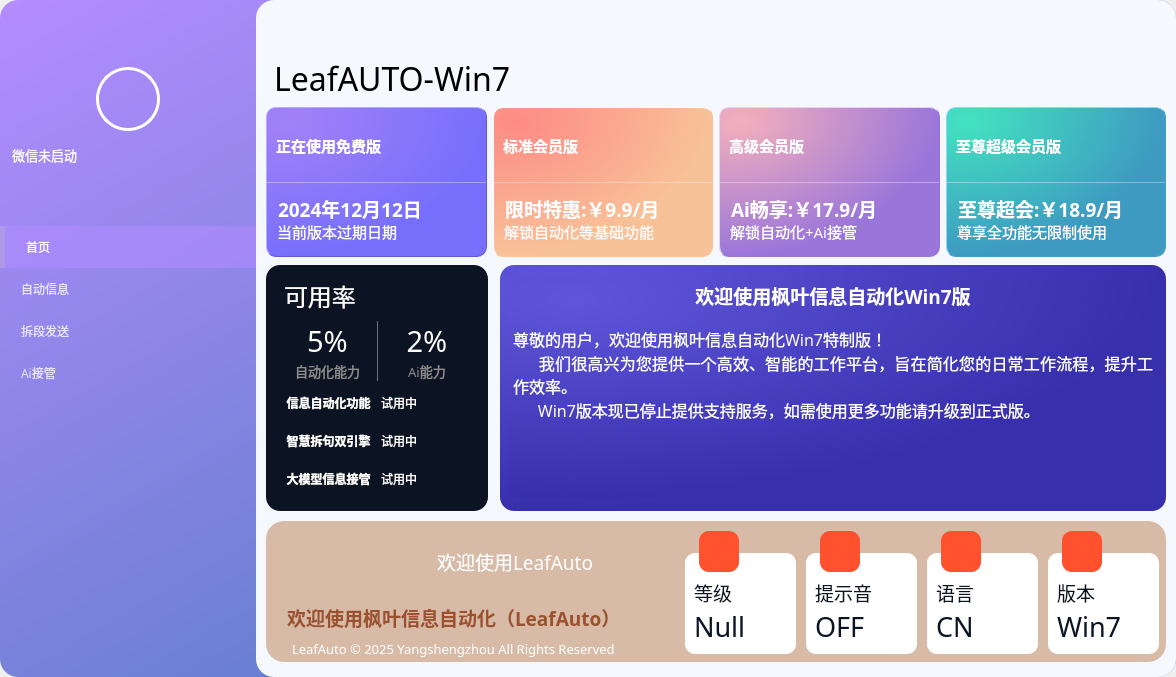
First picture: the form in Ui_MainWindow.ui, repository YangShengzhou03/LeafAuto_Win7, before the edit.
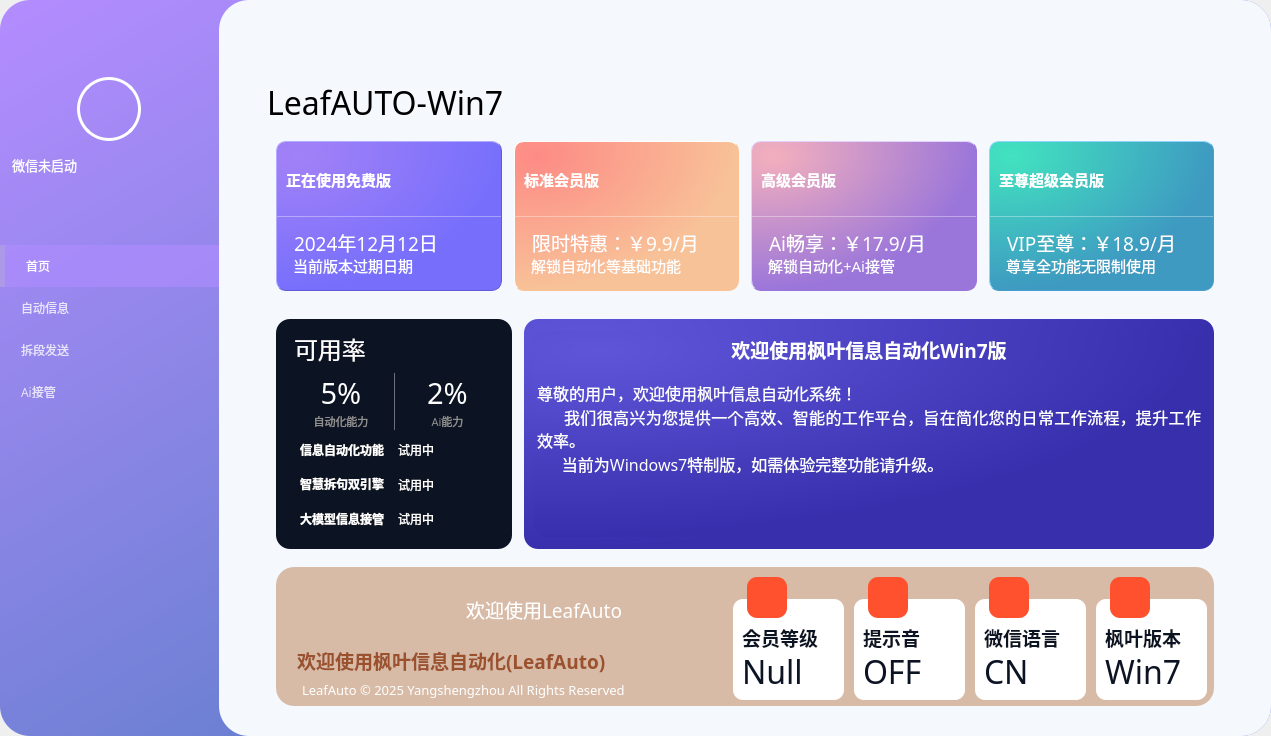
Second picture: the form after the edit. Icons and pictures are not drawn.

Commit message: LeafAuto-Win7

Diff of the .ui file:
```diff
--- a/Ui_MainWindow.ui
+++ b/Ui_MainWindow.ui
@@ -6,8 +6,8 @@
    <rect>
     <x>0</x>
     <y>0</y>
-    <width>1176</width>
-    <height>677</height>
+    <width>1271</width>
+    <height>736</height>
    </rect>
   </property>
   <property name="windowTitle">
@@ -39,7 +39,7 @@
        <string notr="true">QFrame#main_Frame{
 background-color: qlineargradient(x0:0, y0:1, x1:1, y1:1,stop:0.4  rgb(107, 128, 210), stop:1 rgb(180, 140, 255));
 border:0px solid red;
-border-radius:18px
+border-radius:30px
 }</string>
       </property>
       <property name="frameShape">
@@ -68,13 +68,13 @@
         <widget class="QFrame" name="left">
          <property name="minimumSize">
           <size>
-           <width>0</width>
+           <width>219</width>
            <height>0</height>
           </size>
          </property>
          <property name="maximumSize">
           <size>
-           <width>16777215</width>
+           <width>219</width>
            <height>16777215</height>
           </size>
          </property>
@@ -82,7 +82,7 @@
           <string notr="true">QFrame{
 background-color: rgba(255, 255, 255,0);
 border:0px solid red;
-border-radius:18px
+border-radius:30px
 }</string>
          </property>
          <property name="frameShape">
@@ -251,7 +251,7 @@
            <widget class="QListWidget" name="left_listWidget">
             <property name="minimumSize">
              <size>
-              <width>199</width>
+              <width>180</width>
               <height>0</height>
              </size>
             </property>
@@ -334,7 +334,7 @@
           <string notr="true">QFrame{
 background-color: rgb(245, 249, 254);
 border:0px solid red;
-border-radius:18px
+border-radius:30px
 }</string>
          </property>
          <property name="frameShape">
@@ -345,19 +345,19 @@
          </property>
          <layout class="QVBoxLayout" name="verticalLayout_30">
           <property name="spacing">
-           <number>0</number>
+           <number>4</number>
           </property>
           <property name="leftMargin">
-           <number>4</number>
+           <number>48</number>
           </property>
           <property name="topMargin">
-           <number>4</number>
+           <number>24</number>
           </property>
           <property name="rightMargin">
-           <number>4</number>
+           <number>48</number>
           </property>
           <property name="bottomMargin">
-           <number>9</number>
+           <number>24</number>
           </property>
           <item>
            <widget class="QFrame" name="rightHead_frame">
@@ -378,7 +378,7 @@
               <number>0</number>
              </property>
              <property name="rightMargin">
-              <number>9</number>
+              <number>0</number>
              </property>
              <property name="bottomMargin">
               <number>0</number>
@@ -668,7 +668,6 @@
                    <property name="styleSheet">
                     <string notr="true">QLabel {
     color: rgb(0, 0, 0);
-	padding-left:6px;
 }</string>
                    </property>
                    <property name="text">
@@ -684,19 +683,19 @@
                    <item>
                     <layout class="QHBoxLayout" name="versionBlock_Layout">
                      <property name="spacing">
-                      <number>6</number>
+                      <number>12</number>
                      </property>
                      <property name="leftMargin">
-                      <number>6</number>
+                      <number>9</number>
                      </property>
                      <property name="topMargin">
-                      <number>6</number>
+                      <number>16</number>
                      </property>
                      <property name="rightMargin">
-                      <number>6</number>
+                      <number>9</number>
                      </property>
                      <property name="bottomMargin">
-                      <number>4</number>
+                      <number>16</number>
                      </property>
                      <item>
                       <widget class="QFrame" name="frame_top1">
@@ -877,13 +876,13 @@
                               <font>
                                <family>微软雅黑</family>
                                <pointsize>14</pointsize>
-                               <weight>75</weight>
-                               <bold>true</bold>
+                               <weight>50</weight>
+                               <bold>false</bold>
                               </font>
                              </property>
                              <property name="styleSheet">
                               <string notr="true">color: rgb(255, 255, 255);
-padding-left:6px;</string>
+padding-left:12px;</string>
                              </property>
                              <property name="text">
                               <string>2024年12月12日</string>
@@ -910,7 +909,7 @@
                              </property>
                              <property name="styleSheet">
                               <string notr="true">color: rgb(255, 255, 255);
-padding-left:6px;</string>
+padding-left:12px;</string>
                              </property>
                              <property name="text">
                               <string>当前版本过期日期</string>
@@ -1099,16 +1098,16 @@
                               <font>
                                <family>微软雅黑</family>
                                <pointsize>14</pointsize>
-                               <weight>75</weight>
-                               <bold>true</bold>
+                               <weight>50</weight>
+                               <bold>false</bold>
                               </font>
                              </property>
                              <property name="styleSheet">
                               <string notr="true">color: rgb(255, 255, 255);
-padding-left:6px;</string>
+padding-left:12px;</string>
                              </property>
                              <property name="text">
-                              <string>限时特惠:￥9.9/月</string>
+                              <string>限时特惠：￥9.9/月</string>
                              </property>
                              <property name="alignment">
                               <set>Qt::AlignLeading|Qt::AlignLeft|Qt::AlignVCenter</set>
@@ -1132,7 +1131,7 @@
                              </property>
                              <property name="styleSheet">
                               <string notr="true">color: rgb(255, 255, 255);
-padding-left:6px;</string>
+padding-left:12px;</string>
                              </property>
                              <property name="text">
                               <string>解锁自动化等基础功能</string>
@@ -1321,16 +1320,16 @@
                               <font>
                                <family>微软雅黑</family>
                                <pointsize>14</pointsize>
-                               <weight>75</weight>
-                               <bold>true</bold>
+                               <weight>50</weight>
+                               <bold>false</bold>
                               </font>
                              </property>
                              <property name="styleSheet">
                               <string notr="true">color: rgb(255, 255, 255);
-padding-left:6px;</string>
+padding-left:12px;</string>
                              </property>
                              <property name="text">
-                              <string>Ai畅享:￥17.9/月</string>
+                              <string>Ai畅享：￥17.9/月</string>
                              </property>
                              <property name="alignment">
                               <set>Qt::AlignLeading|Qt::AlignLeft|Qt::AlignVCenter</set>
@@ -1354,7 +1353,7 @@
                              </property>
                              <property name="styleSheet">
                               <string notr="true">color: rgb(255, 255, 255);
-padding-left:6px;</string>
+padding-left:12px;</string>
                              </property>
                              <property name="text">
                               <string>解锁自动化+Ai接管</string>
@@ -1542,16 +1541,16 @@
                               <font>
                                <family>微软雅黑</family>
                                <pointsize>14</pointsize>
-                               <weight>75</weight>
-                               <bold>true</bold>
+                               <weight>50</weight>
+                               <bold>false</bold>
                               </font>
                              </property>
                              <property name="styleSheet">
                               <string notr="true">color: rgb(255, 255, 255);
-padding-left:6px;</string>
+padding-left:12px;</string>
                              </property>
                              <property name="text">
-                              <string>至尊超会:￥18.9/月</string>
+                              <string>VIP至尊：￥18.9/月</string>
                              </property>
                              <property name="alignment">
                               <set>Qt::AlignLeading|Qt::AlignLeft|Qt::AlignVCenter</set>
@@ -1575,7 +1574,7 @@
                              </property>
                              <property name="styleSheet">
                               <string notr="true">color: rgb(255, 255, 255);
-padding-left:6px;</string>
+padding-left:12px;</string>
                              </property>
                              <property name="text">
                               <string>尊享全功能无限制使用</string>
@@ -1599,23 +1598,23 @@
                       <number>12</number>
                      </property>
                      <property name="leftMargin">
-                      <number>6</number>
+                      <number>9</number>
                      </property>
                      <property name="topMargin">
-                      <number>4</number>
+                      <number>12</number>
                      </property>
                      <property name="rightMargin">
-                      <number>6</number>
+                      <number>9</number>
                      </property>
                      <property name="bottomMargin">
-                      <number>4</number>
+                      <number>12</number>
                      </property>
                      <item>
                       <widget class="QFrame" name="instrument_frame">
                        <property name="minimumSize">
                         <size>
-                         <width>0</width>
-                         <height>0</height>
+                         <width>236</width>
+                         <height>223</height>
                         </size>
                        </property>
                        <property name="styleSheet">
@@ -1665,9 +1664,6 @@
                         </item>
                         <item>
                          <layout class="QHBoxLayout" name="horizontalLayout_44">
-                          <property name="spacing">
-                           <number>6</number>
-                          </property>
                           <item>
                            <layout class="QVBoxLayout" name="verticalLayout_34">
                             <property name="spacing">
@@ -1695,8 +1691,8 @@
                              <widget class="QLabel" name="label_65">
                               <property name="font">
                                <font>
-                                <family>黑体</family>
-                                <pointsize>10</pointsize>
+                                <family>微软雅黑</family>
+                                <pointsize>8</pointsize>
                                 <weight>50</weight>
                                 <bold>false</bold>
                                </font>
@@ -1757,8 +1753,8 @@
                              <widget class="QLabel" name="label_67">
                               <property name="font">
                                <font>
-                                <family>黑体</family>
-                                <pointsize>10</pointsize>
+                                <family>微软雅黑</family>
+                                <pointsize>8</pointsize>
                                 <weight>50</weight>
                                 <bold>false</bold>
                                </font>
@@ -1944,7 +1940,7 @@
                       <widget class="QFrame" name="ad_frame">
                        <property name="minimumSize">
                         <size>
-                         <width>0</width>
+                         <width>688</width>
                          <height>0</height>
                         </size>
                        </property>
@@ -1986,9 +1982,9 @@
 &lt;/style&gt;&lt;/head&gt;&lt;body style=&quot; font-family:'微软雅黑 Light'; font-size:9pt; font-weight:400; font-style:normal;&quot;&gt;
 &lt;p align=&quot;center&quot; style=&quot; margin-top:0px; margin-bottom:0px; margin-left:0px; margin-right:0px; -qt-block-indent:0; text-indent:0px;&quot;&gt;&lt;span style=&quot; font-family:'Microsoft YaHei UI'; font-size:14pt; font-weight:696;&quot;&gt;欢迎使用枫叶信息自动化Win7版&lt;/span&gt;&lt;/p&gt;
 &lt;p align=&quot;justify&quot; style=&quot;-qt-paragraph-type:empty; margin-top:0px; margin-bottom:0px; margin-left:0px; margin-right:0px; -qt-block-indent:0; text-indent:0px; font-family:'Microsoft YaHei UI';&quot;&gt;&lt;br /&gt;&lt;/p&gt;
-&lt;p align=&quot;justify&quot; style=&quot; margin-top:0px; margin-bottom:0px; margin-left:0px; margin-right:0px; -qt-block-indent:0; text-indent:0px;&quot;&gt;&lt;span style=&quot; font-family:'Microsoft YaHei UI'; font-size:12pt;&quot;&gt;尊敬的用户，欢迎使用枫叶信息自动化Win7特制版！&lt;/span&gt;&lt;/p&gt;
+&lt;p align=&quot;justify&quot; style=&quot; margin-top:0px; margin-bottom:0px; margin-left:0px; margin-right:0px; -qt-block-indent:0; text-indent:0px;&quot;&gt;&lt;span style=&quot; font-family:'Microsoft YaHei UI'; font-size:12pt;&quot;&gt;尊敬的用户，欢迎使用枫叶信息自动化系统！&lt;/span&gt;&lt;/p&gt;
 &lt;p align=&quot;justify&quot; style=&quot; margin-top:0px; margin-bottom:0px; margin-left:0px; margin-right:0px; -qt-block-indent:0; text-indent:0px;&quot;&gt;&lt;span style=&quot; font-family:'Microsoft YaHei UI'; font-size:12pt;&quot;&gt;      我们很高兴为您提供一个高效、智能的工作平台，旨在简化您的日常工作流程，提升工作效率。&lt;/span&gt;&lt;/p&gt;
-&lt;p align=&quot;justify&quot; style=&quot; margin-top:0px; margin-bottom:0px; margin-left:0px; margin-right:0px; -qt-block-indent:0; text-indent:0px;&quot;&gt;&lt;span style=&quot; font-family:'Microsoft YaHei UI'; font-size:12pt;&quot;&gt;      Win7版本现已停止提供支持服务，如需使用更多功能请升级到正式版。&lt;/span&gt;&lt;/p&gt;&lt;/body&gt;&lt;/html&gt;</string>
+&lt;p align=&quot;justify&quot; style=&quot; margin-top:0px; margin-bottom:0px; margin-left:0px; margin-right:0px; -qt-block-indent:0; text-indent:0px;&quot;&gt;&lt;span style=&quot; font-family:'Microsoft YaHei UI'; font-size:12pt;&quot;&gt;      当前为Windows7特制版，如需体验完整功能请升级。&lt;/span&gt;&lt;/p&gt;&lt;/body&gt;&lt;/html&gt;</string>
                           </property>
                          </widget>
                         </item>
@@ -2010,13 +2006,13 @@
                      </property>
                      <layout class="QGridLayout" name="gridLayout">
                       <property name="leftMargin">
-                       <number>6</number>
+                       <number>9</number>
                       </property>
                       <property name="topMargin">
                        <number>6</number>
                       </property>
                       <property name="rightMargin">
-                       <number>6</number>
+                       <number>9</number>
                       </property>
                       <property name="bottomMargin">
                        <number>6</number>
@@ -2025,7 +2021,7 @@
                        <widget class="QFrame" name="inBottom_frame">
                         <property name="minimumSize">
                          <size>
-                          <width>0</width>
+                          <width>936</width>
                           <height>0</height>
                          </size>
                         </property>
@@ -2051,7 +2047,7 @@
                           <number>12</number>
                          </property>
                          <property name="topMargin">
-                          <number>4</number>
+                          <number>6</number>
                          </property>
                          <property name="rightMargin">
                           <number>2</number>
@@ -2061,18 +2057,12 @@
                          </property>
                          <item>
                           <layout class="QVBoxLayout" name="bottom_Layout">
-                           <property name="spacing">
-                            <number>6</number>
-                           </property>
                            <property name="leftMargin">
                             <number>9</number>
                            </property>
                            <property name="rightMargin">
                             <number>9</number>
                            </property>
-                           <property name="bottomMargin">
-                            <number>0</number>
-                           </property>
                            <item>
                             <layout class="QHBoxLayout" name="Version_Layout" stretch="0,0,0,0">
                              <property name="spacing">
@@ -2190,7 +2180,7 @@
 }</string>
                              </property>
                              <property name="text">
-                              <string>欢迎使用枫叶信息自动化（LeafAuto）</string>
+                              <string>欢迎使用枫叶信息自动化(LeafAuto)</string>
                              </property>
                             </widget>
                            </item>
@@ -2297,12 +2287,12 @@
                                 <font>
                                  <family>微软雅黑</family>
                                  <pointsize>14</pointsize>
-                                 <weight>50</weight>
-                                 <bold>false</bold>
+                                 <weight>75</weight>
+                                 <bold>true</bold>
                                 </font>
                                </property>
                                <property name="text">
-                                <string>等级</string>
+                                <string>会员等级</string>
                                </property>
                               </widget>
                              </item>
@@ -2313,7 +2303,7 @@
                                  <property name="font">
                                   <font>
                                    <family>微软雅黑</family>
-                                   <pointsize>20</pointsize>
+                                   <pointsize>24</pointsize>
                                    <weight>50</weight>
                                    <bold>false</bold>
                                   </font>
@@ -2417,8 +2407,8 @@
                                 <font>
                                  <family>微软雅黑</family>
                                  <pointsize>14</pointsize>
-                                 <weight>50</weight>
-                                 <bold>false</bold>
+                                 <weight>75</weight>
+                                 <bold>true</bold>
                                 </font>
                                </property>
                                <property name="text">
@@ -2428,15 +2418,12 @@
                              </item>
                              <item>
                               <layout class="QHBoxLayout" name="horizontalLayout_51">
-                               <property name="spacing">
-                                <number>7</number>
-                               </property>
                                <item>
                                 <widget class="QLabel" name="label_78">
                                  <property name="font">
                                   <font>
                                    <family>微软雅黑</family>
-                                   <pointsize>20</pointsize>
+                                   <pointsize>24</pointsize>
                                    <weight>50</weight>
                                    <bold>false</bold>
                                   </font>
@@ -2534,12 +2521,12 @@
                                 <font>
                                  <family>微软雅黑</family>
                                  <pointsize>14</pointsize>
-                                 <weight>50</weight>
-                                 <bold>false</bold>
+                                 <weight>75</weight>
+                                 <bold>true</bold>
                                 </font>
                                </property>
                                <property name="text">
-                                <string>语言</string>
+                                <string>微信语言</string>
                                </property>
                               </widget>
                              </item>
@@ -2550,7 +2537,7 @@
                                  <property name="font">
                                   <font>
                                    <family>微软雅黑</family>
-                                   <pointsize>20</pointsize>
+                                   <pointsize>24</pointsize>
                                    <weight>50</weight>
                                    <bold>false</bold>
                                   </font>
@@ -2648,12 +2635,12 @@
                                 <font>
                                  <family>微软雅黑</family>
                                  <pointsize>14</pointsize>
-                                 <weight>50</weight>
-                                 <bold>false</bold>
+                                 <weight>75</weight>
+                                 <bold>true</bold>
                                 </font>
                                </property>
                                <property name="text">
-                                <string>版本</string>
+                                <string>枫叶版本</string>
                                </property>
                               </widget>
                              </item>
@@ -2664,7 +2651,7 @@
                                  <property name="font">
                                   <font>
                                    <family>微软雅黑</family>
-                                   <pointsize>20</pointsize>
+                                   <pointsize>24</pointsize>
                                    <weight>50</weight>
                                    <bold>false</bold>
                                   </font>
@@ -2749,7 +2736,6 @@
                    <property name="styleSheet">
                     <string notr="true">QLabel {
     color: rgb(0, 0, 0);
-	padding-left:6px;
 }</string>
                    </property>
                    <property name="text">
@@ -2761,7 +2747,7 @@
                   <widget class="QFrame" name="DataInput">
                    <layout class="QHBoxLayout" name="horizontalLayout_5" stretch="0,0,0,0">
                     <property name="spacing">
-                     <number>4</number>
+                     <number>2</number>
                     </property>
                     <property name="sizeConstraint">
                      <enum>QLayout::SetDefaultConstraint</enum>
@@ -3090,7 +3076,7 @@
                       </property>
                       <layout class="QHBoxLayout" name="horizontalLayout_96">
                        <property name="spacing">
-                        <number>4</number>
+                        <number>6</number>
                        </property>
                        <property name="leftMargin">
                         <number>9</number>
@@ -3099,7 +3085,7 @@
                         <number>0</number>
                        </property>
                        <property name="rightMargin">
-                        <number>4</number>
+                        <number>6</number>
                        </property>
                        <property name="bottomMargin">
                         <number>0</number>
@@ -3132,13 +3118,13 @@
                          </property>
                          <property name="minimumSize">
                           <size>
-                           <width>158</width>
+                           <width>152</width>
                            <height>0</height>
                           </size>
                          </property>
                          <property name="maximumSize">
                           <size>
-                           <width>158</width>
+                           <width>156</width>
                            <height>16777215</height>
                           </size>
                          </property>
@@ -3154,7 +3140,7 @@
     border: 1px solid rgb(87, 78, 209);
     border-radius: 2px;
     color: rgb(0, 0, 0);
-    font-size: 16px;
+    font-size: 15px;
 }
 
 QDateTimeEdit:hover {
@@ -3227,7 +3213,7 @@
     border: 1px solid rgb(87, 78, 209);
     border-radius: 2px;
     color: rgb(0, 0, 0);
-    font-size: 16px;
+    font-size: 15px;
     padding-right: 0;
     text-align: center;
     padding-left: 2px;
@@ -3342,7 +3328,7 @@
                  <item>
                   <layout class="QHBoxLayout" name="horizontalLayout_71" stretch="0,1">
                    <property name="spacing">
-                    <number>14</number>
+                    <number>9</number>
                    </property>
                    <property name="leftMargin">
                     <number>9</number>
@@ -3436,7 +3422,7 @@
                         <x>0</x>
                         <y>0</y>
                         <width>368</width>
-                        <height>482</height>
+                        <height>502</height>
                        </rect>
                       </property>
                       <layout class="QFormLayout" name="formLayout_3">
@@ -3552,7 +3538,7 @@
                              <property name="font">
                               <font>
                                <family>微软雅黑</family>
-                               <pointsize>11</pointsize>
+                               <pointsize>12</pointsize>
                                <weight>50</weight>
                                <bold>false</bold>
                               </font>
@@ -3742,7 +3728,7 @@
                            <property name="font">
                             <font>
                              <family>微软雅黑</family>
-                             <pointsize>11</pointsize>
+                             <pointsize>10</pointsize>
                             </font>
                            </property>
                            <property name="cursor" stdset="0">
@@ -3784,7 +3770,7 @@
                             <string>&lt;!DOCTYPE HTML PUBLIC &quot;-//W3C//DTD HTML 4.0//EN&quot; &quot;http://www.w3.org/TR/REC-html40/strict.dtd&quot;&gt;
 &lt;html&gt;&lt;head&gt;&lt;meta name=&quot;qrichtext&quot; content=&quot;1&quot; /&gt;&lt;style type=&quot;text/css&quot;&gt;
 p, li { white-space: pre-wrap; }
-&lt;/style&gt;&lt;/head&gt;&lt;body style=&quot; font-family:'微软雅黑'; font-size:11pt; font-weight:400; font-style:normal;&quot;&gt;
+&lt;/style&gt;&lt;/head&gt;&lt;body style=&quot; font-family:'微软雅黑'; font-size:10pt; font-weight:400; font-style:normal;&quot;&gt;
 &lt;p style=&quot;-qt-paragraph-type:empty; margin-top:0px; margin-bottom:0px; margin-left:0px; margin-right:0px; -qt-block-indent:0; text-indent:0px; font-family:'Microsoft YaHei UI'; font-size:12pt;&quot;&gt;&lt;br /&gt;&lt;/p&gt;&lt;/body&gt;&lt;/html&gt;</string>
                            </property>
                           </widget>
@@ -4017,7 +4003,6 @@
                    <property name="styleSheet">
                     <string notr="true">QLabel {
     color: rgb(0, 0, 0);
-	padding-left:6px;
 }</string>
                    </property>
                    <property name="text">
@@ -4255,7 +4240,7 @@
                  <item>
                   <layout class="QHBoxLayout" name="horizontalLayout_97" stretch="1">
                    <property name="spacing">
-                    <number>0</number>
+                    <number>1</number>
                    </property>
                    <item>
                     <widget class="QFrame" name="frame_47">
@@ -4632,7 +4617,6 @@
                    <property name="styleSheet">
                     <string notr="true">QLabel {
     color: rgb(0, 0, 0);
-	padding-left:6px;
 }</string>
                    </property>
                    <property name="text">
@@ -4655,18 +4639,9 @@
                     <property name="spacing">
                      <number>12</number>
                     </property>
-                    <property name="leftMargin">
-                     <number>0</number>
-                    </property>
                     <property name="topMargin">
                      <number>6</number>
                     </property>
-                    <property name="rightMargin">
-                     <number>0</number>
-                    </property>
-                    <property name="bottomMargin">
-                     <number>0</number>
-                    </property>
                     <item>
                      <widget class="QFrame" name="frame_61">
                       <property name="layoutDirection">
@@ -4714,7 +4689,7 @@
                          </property>
                          <layout class="QHBoxLayout" name="horizontalLayout_124" stretch="0,0,0,0">
                           <property name="spacing">
-                           <number>6</number>
+                           <number>2</number>
                           </property>
                           <property name="leftMargin">
                            <number>0</number>
@@ -4787,7 +4762,7 @@
     color: rgb(0, 0, 0);
     border: none;
     padding: 2px;
-    font-size: 18px;
+    font-size: 16px;
 }
 
 QLineEdit::placeholder {
@@ -4970,13 +4945,13 @@
                               <number>2</number>
                              </property>
                              <property name="leftMargin">
-                              <number>4</number>
+                              <number>0</number>
                              </property>
                              <property name="topMargin">
                               <number>0</number>
                              </property>
                              <property name="rightMargin">
-                              <number>4</number>
+                              <number>0</number>
                              </property>
                              <property name="bottomMargin">
                               <number>0</number>
@@ -5076,7 +5051,7 @@
                             </property>
                             <layout class="QHBoxLayout" name="horizontalLayout_14">
                              <property name="spacing">
-                              <number>4</number>
+                              <number>2</number>
                              </property>
                              <property name="leftMargin">
                               <number>4</number>
@@ -5112,7 +5087,7 @@
                               <widget class="QComboBox" name="comboBox_AiLmodel">
                                <property name="minimumSize">
                                 <size>
-                                 <width>71</width>
+                                 <width>76</width>
                                  <height>0</height>
                                 </size>
                                </property>
@@ -5134,7 +5109,7 @@
     border: 1px solid rgb(87, 78, 209);
     border-radius: 4px;
     color: rgb(0, 0, 0);
-    font-size: 16px;
+    font-size: 15px;
     padding-right: 0;
     text-align: center;
     padding-left: 2px;
@@ -5353,9 +5328,6 @@
                        </item>
                        <item>
                         <layout class="QVBoxLayout" name="verticalLayout_8">
-                         <property name="spacing">
-                          <number>9</number>
-                         </property>
                          <item>
                           <spacer name="verticalSpacer_3">
                            <property name="orientation">
```
The commit also changes 2 other files.
